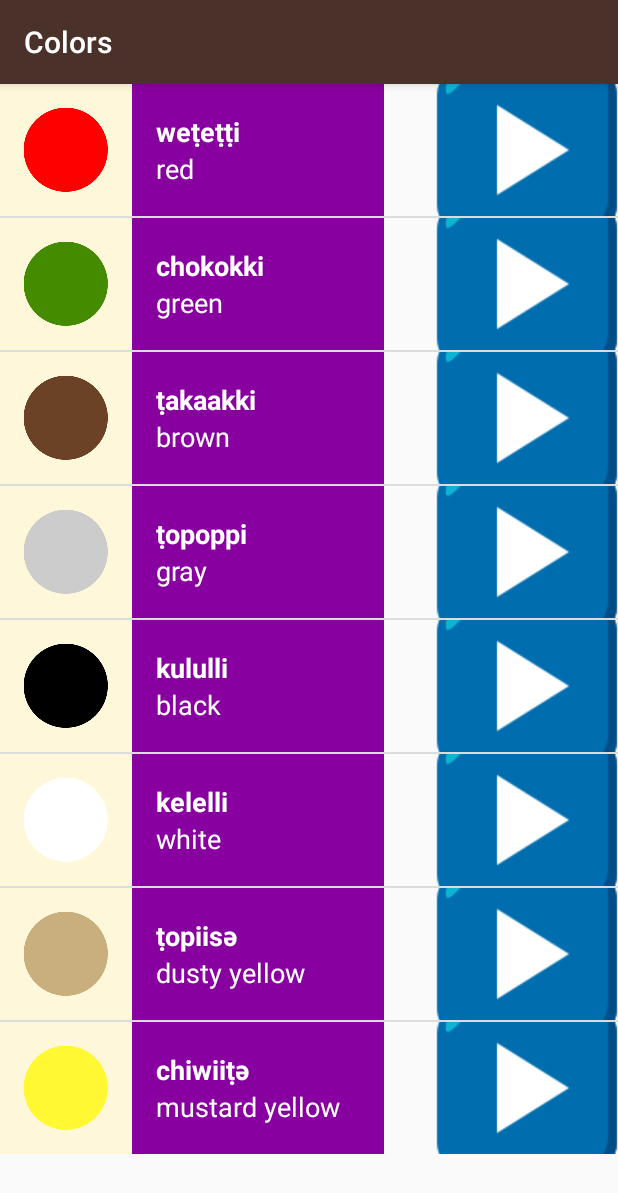
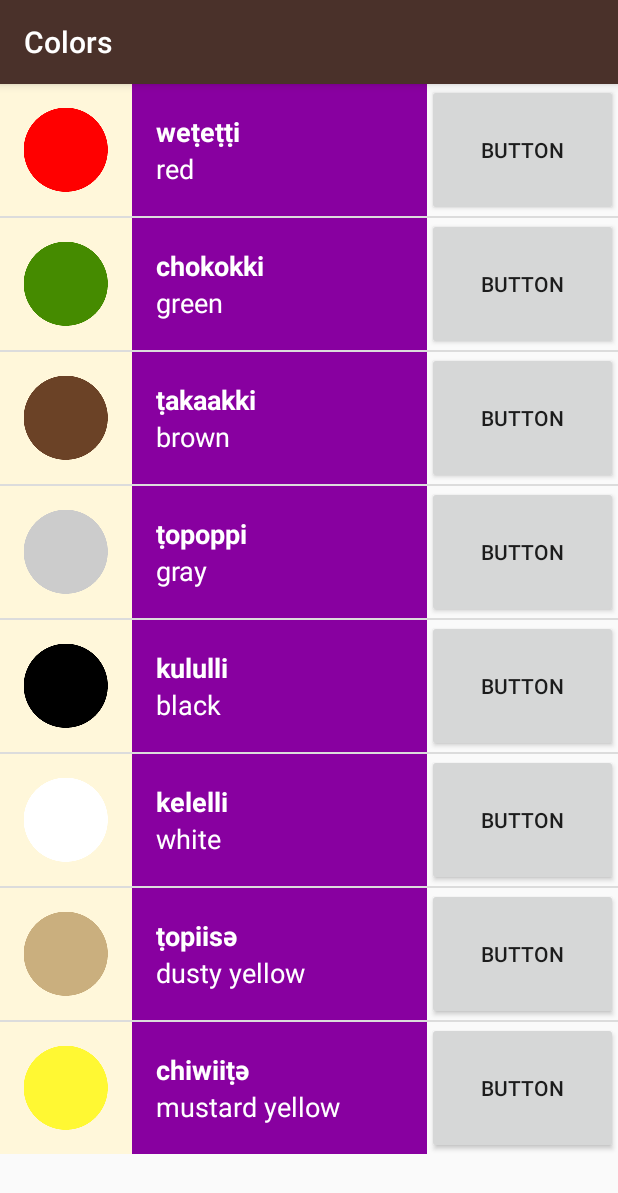
Before and after one commit to MarineNET/Milwoklanguageapp, an Android app: the ColorsActivity screen opened directly, with no data from a screen before it, on a phone screen of 412 x 824 dp. Shown: the top 1193 px of the screen. Run offline under Robolectric (Android 15) with nearby library versions, the phone set to English and light mode, and no system bars.

Commit message:
Bring to original state, same as after lesson 3

```diff
--- a/app/src/main/java/com/viktorkhon/milwoklanguageapp/PhrasesActivity.java
+++ b/app/src/main/java/com/viktorkhon/milwoklanguageapp/PhrasesActivity.java
@@ -16,7 +16,7 @@ public class PhrasesActivity extends AppCompatActivity {
         // Create a new string of words in an ArrayList from a Word object
         ArrayList<Word> words = new ArrayList<>();
 
-        words.add(new Word("Where are you going?", "minto wuksus", R.raw.color_black));
+        words.add(new Word("Where are you going?", "minto wuksus"));
         words.add(new Word("What is your name?", "tinnә oyaase'nә"));
         words.add(new Word("My name is...", "oyaaset..."));
         words.add(new Word("How are you feeling?", "michәksәs?"));
--- a/app/src/main/java/com/viktorkhon/milwoklanguageapp/Word.java
+++ b/app/src/main/java/com/viktorkhon/milwoklanguageapp/Word.java
@@ -9,21 +9,14 @@ import android.graphics.drawable.Drawable;
 
 public class Word {
 
-
     /** Default translation for the word */
     private String mDefaultTranslation;
 
     /** Miwok translation for the word */
     private String mMiwokTranslation;
 
-    // Constant value that represents no image was provided for this word
-    // -1 is used simply because it is out of the range of any possible valid rcs IDs
-    private static final int NO_IMAGE_PROVIDED = -1;
-
     /** image that corresponds to the word */
-    private int mImage = NO_IMAGE_PROVIDED;
-
-    private int mSound;
+    private int mImage;
 
     /**
      * Create a new Word object.
@@ -43,7 +36,7 @@ public class Word {
      * @param defaultTranslation is the word in a language that the user is already familiar with
      *                           (such as English)
      * @param miwokTranslation is the word in the Miwok language
-     * @parm image is the image that shows the word
+     * @param image is the image that shows the word
      */
     public Word(String defaultTranslation, String miwokTranslation, int image) {
         mDefaultTranslation = defaultTranslation;
@@ -51,17 +44,13 @@ public class Word {
         mImage = image;
     }
 
-    public Word(String defaultTranslation, String miwokTranslation, int image, int sound) {
-        mDefaultTranslation = defaultTranslation;
-        mMiwokTranslation = miwokTranslation;
-        mImage = image;
-        mSound = sound;
-    }
-
-
-    // Returns whether or not there is an image for this word
+    // Check if there is an image present. Return false if no image ID is found
+    // Return true if there is an ID (int)
     public boolean hasImage () {
-         return mImage != NO_IMAGE_PROVIDED;
+         if (mImage <=0) {
+             return false;
+         }
+         return true;
     }
 
     /**
@@ -83,7 +72,4 @@ public class Word {
         return mImage;
     }
 
-    public int getSound() {
-        return mSound;
-    }
 }
--- a/app/src/main/java/com/viktorkhon/milwoklanguageapp/WordAdapter.java
+++ b/app/src/main/java/com/viktorkhon/milwoklanguageapp/WordAdapter.java
@@ -85,13 +85,6 @@ public class WordAdapter extends ArrayAdapter<Word> {
             textLayout.setBackgroundResource(mColorResourceId);
 
 
-            ImageButton play = (ImageButton) listItemView.findViewById(R.id.imageButton);
-            play.setOnClickListener(new View.OnClickListener() {
-                @Override
-                public void onClick(View view) {
-                    currentWord.getSound();
-                }
-            });
 
             // Return the whole list item layout (containing 2 TextViews and 1 image)
             // so that it can be shown in the ListView.
--- a/app/src/main/res/layout/list_item.xml
+++ b/app/src/main/res/layout/list_item.xml
@@ -36,19 +36,11 @@
 
     </LinearLayout>
 
-    <LinearLayout
-        android:layout_width="0dp"
-        android:layout_height="88dp"
-        android:orientation="vertical"
-        android:layout_weight="1">
-
-    </LinearLayout>
-
-    <ImageButton
-        android:id="@+id/imageButton"
-        android:layout_width="88dp"
-        android:layout_height="88dp"
-        android:layout_weight="1"
-        app:srcCompat="@drawable/play"/>
+    <Button
+        android:id="@+id/button2"
+        android:layout_width="wrap_content"
+        android:layout_height="match_parent"
+        android:layout_weight="1.00"
+        android:text="Button"/>
 
 </LinearLayout>
```
